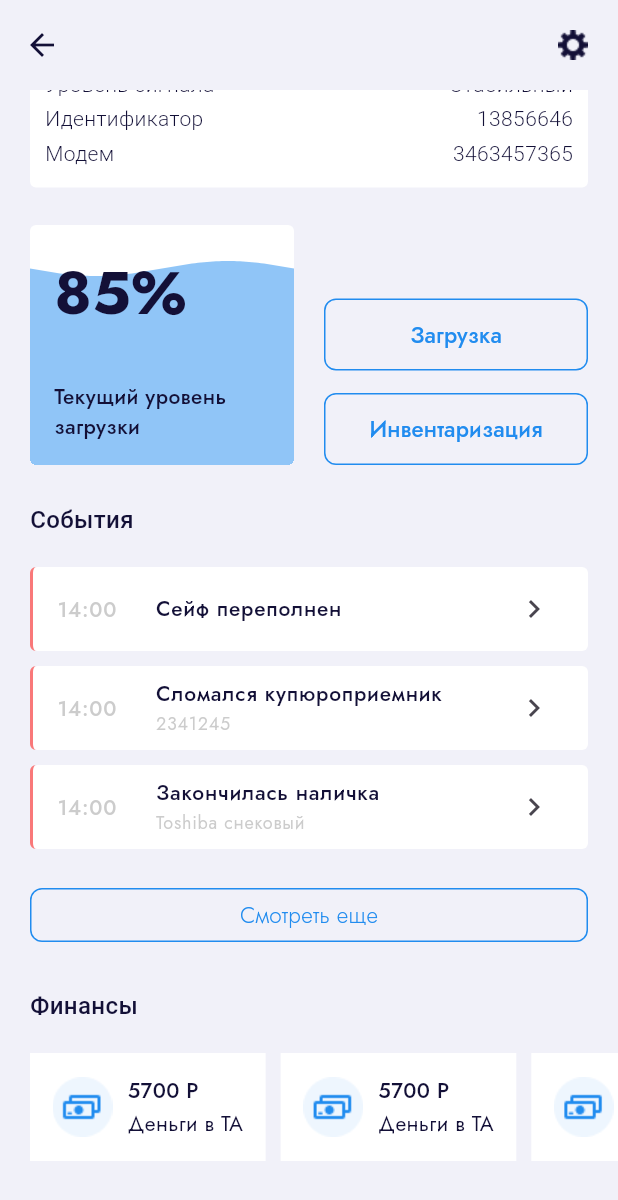
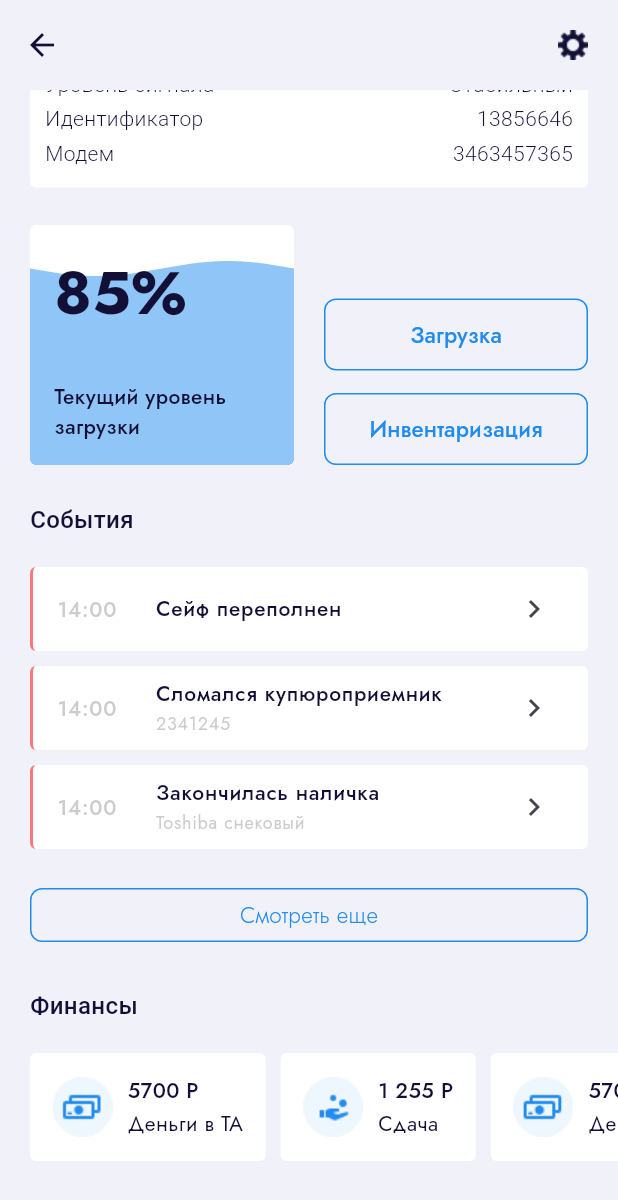
Before and after one commit to Mikhail-F/pyrobyte_test, a Flutter app: the screen it shows after launch, scrolled down 202 dp, on a phone screen of 412 x 824 dp. Shown: the top 1200 px of the screen. Run offline on Flutter 3.47's test engine with Material 3 defaults, Android fonts, the light colour scheme and no system bars; drawn by our look-alikes of countup, wave.

Commit message:
Правка блока финансов на главном экране

```diff
--- a/lib/main.dart
+++ b/lib/main.dart
@@ -2,6 +2,7 @@ import 'package:flutter/material.dart';
 import 'package:provider/provider.dart';
 import 'package:pyrobyte_test/constans.dart';
 import 'package:pyrobyte_test/pages/home_page/home_page.dart';
+import 'package:pyrobyte_test/providers/home_provider.dart';
 import 'package:pyrobyte_test/providers/loading_bottom_sheet_provider.dart';
 
 void main() {
@@ -16,6 +17,7 @@ class MyApp extends StatelessWidget {
     return MultiProvider(
       providers: [
         ChangeNotifierProvider(create: (_) => LoadingBottomSheetProvider()),
+        ChangeNotifierProvider(create: (_) => HomeProvider()),
       ],
       child: GestureDetector(
         behavior: HitTestBehavior.opaque,
--- /dev/null
+++ b/lib/models/home_finance_item_model.dart
@@ -0,0 +1,8 @@
+class HomeFinanceItemModel {
+  final String image;
+  final String title;
+  final String subtitle;
+
+  HomeFinanceItemModel(
+      {required this.image, required this.title, required this.subtitle});
+}
--- a/lib/pages/home_page/components/home_finance_block.dart
+++ b/lib/pages/home_page/components/home_finance_block.dart
@@ -1,5 +1,8 @@
 import 'package:flutter/material.dart';
+import 'package:provider/provider.dart';
 import 'package:pyrobyte_test/constans.dart';
+import 'package:pyrobyte_test/models/home_finance_item_model.dart';
+import 'package:pyrobyte_test/providers/home_provider.dart';
 import 'package:pyrobyte_test/styles/styles.dart';
 
 class HomeFinanceBlock extends StatelessWidget {
@@ -7,6 +10,7 @@ class HomeFinanceBlock extends StatelessWidget {
 
   @override
   Widget build(BuildContext context) {
+    final homeWatch = context.watch<HomeProvider>();
     return Column(
       crossAxisAlignment: CrossAxisAlignment.start,
       children: [
@@ -21,30 +25,35 @@ class HomeFinanceBlock extends StatelessWidget {
           child: ListView.separated(
               padding: const EdgeInsets.symmetric(horizontal: 20),
               scrollDirection: Axis.horizontal,
-              itemBuilder: (context, index) => _item(),
+              itemBuilder: (context, index) {
+                final HomeFinanceItemModel item =
+                    homeWatch.financeListItems[index];
+                return _item(item);
+              },
               separatorBuilder: (context, index) => const SizedBox(width: 10),
-              itemCount: 10),
+              itemCount: homeWatch.financeListItems.length),
         ),
       ],
     );
   }
 
-  Widget _item() {
+  Widget _item(HomeFinanceItemModel item) {
     return Container(
       height: 72,
       padding: const EdgeInsets.all(15),
-      decoration: const BoxDecoration(color: CustomColors.white),
+      decoration: BoxDecoration(
+          color: CustomColors.white, borderRadius: BorderRadius.circular(4)),
       child: Row(
         crossAxisAlignment: CrossAxisAlignment.center,
         children: [
-          Image.asset("assets/images/Money.png"),
+          Image.asset(item.image),
           const SizedBox(width: 10),
           Column(
             crossAxisAlignment: CrossAxisAlignment.start,
             mainAxisAlignment: MainAxisAlignment.spaceBetween,
             children: [
-              Text("5700 Р", style: CustomStyles.jostMedium()),
-              Text("Деньги в ТА", style: CustomStyles.jostRegular()),
+              Text("${item.title} Р", style: CustomStyles.jostMedium()),
+              Text(item.subtitle, style: CustomStyles.jostRegular()),
             ],
           ),
         ],
--- /dev/null
+++ b/lib/providers/home_provider.dart
@@ -0,0 +1,49 @@
+import 'package:flutter/material.dart';
+import 'package:pyrobyte_test/models/home_finance_item_model.dart';
+
+class HomeProvider extends ChangeNotifier {
+  final List<HomeFinanceItemModel> _financeListItems = [
+    HomeFinanceItemModel(
+      image: "assets/images/Money.png",
+      title: "5700",
+      subtitle: "Деньги в ТА",
+    ),
+    HomeFinanceItemModel(
+      image: "assets/images/Cashback.png",
+      title: "1 255",
+      subtitle: "Сдача",
+    ),
+    HomeFinanceItemModel(
+      image: "assets/images/Money.png",
+      title: "5700",
+      subtitle: "Деньги в ТА",
+    ),
+    HomeFinanceItemModel(
+      image: "assets/images/Cashback.png",
+      title: "1 255",
+      subtitle: "Сдача",
+    ),
+    HomeFinanceItemModel(
+      image: "assets/images/Money.png",
+      title: "5700",
+      subtitle: "Деньги в ТА",
+    ),
+    HomeFinanceItemModel(
+      image: "assets/images/Cashback.png",
+      title: "1 255",
+      subtitle: "Сдача",
+    ),
+    HomeFinanceItemModel(
+      image: "assets/images/Money.png",
+      title: "5700",
+      subtitle: "Деньги в ТА",
+    ),
+    HomeFinanceItemModel(
+      image: "assets/images/Cashback.png",
+      title: "1 255",
+      subtitle: "Сдача",
+    ),
+  ];
+
+  List<HomeFinanceItemModel> get financeListItems => _financeListItems;
+}
```
